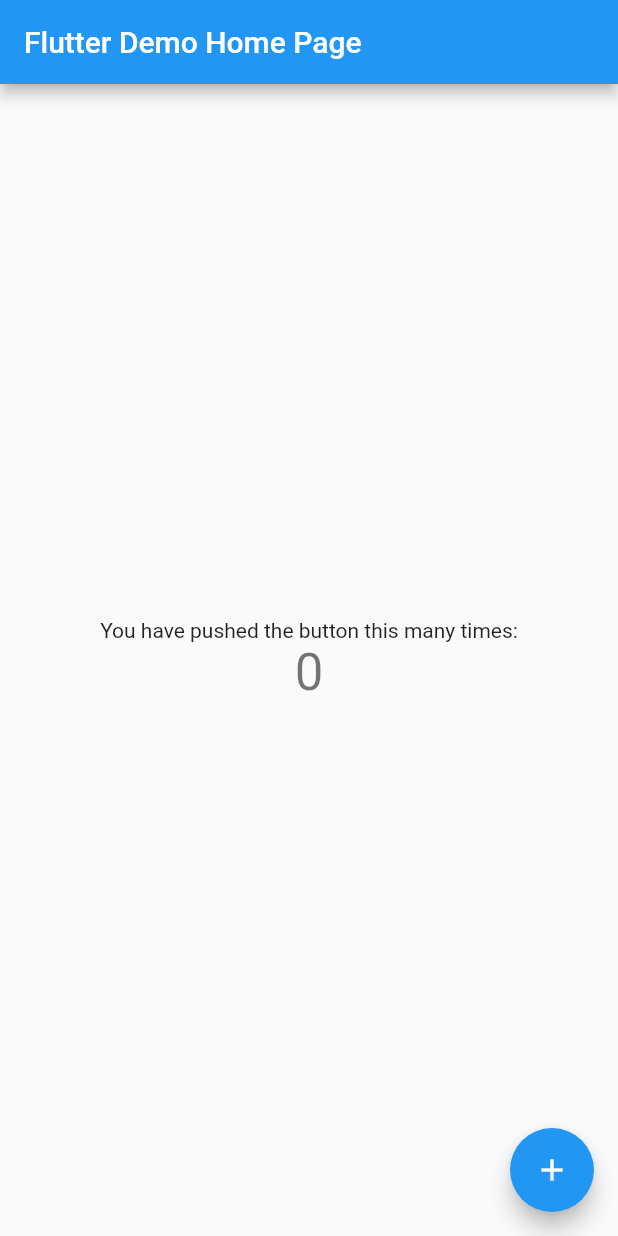
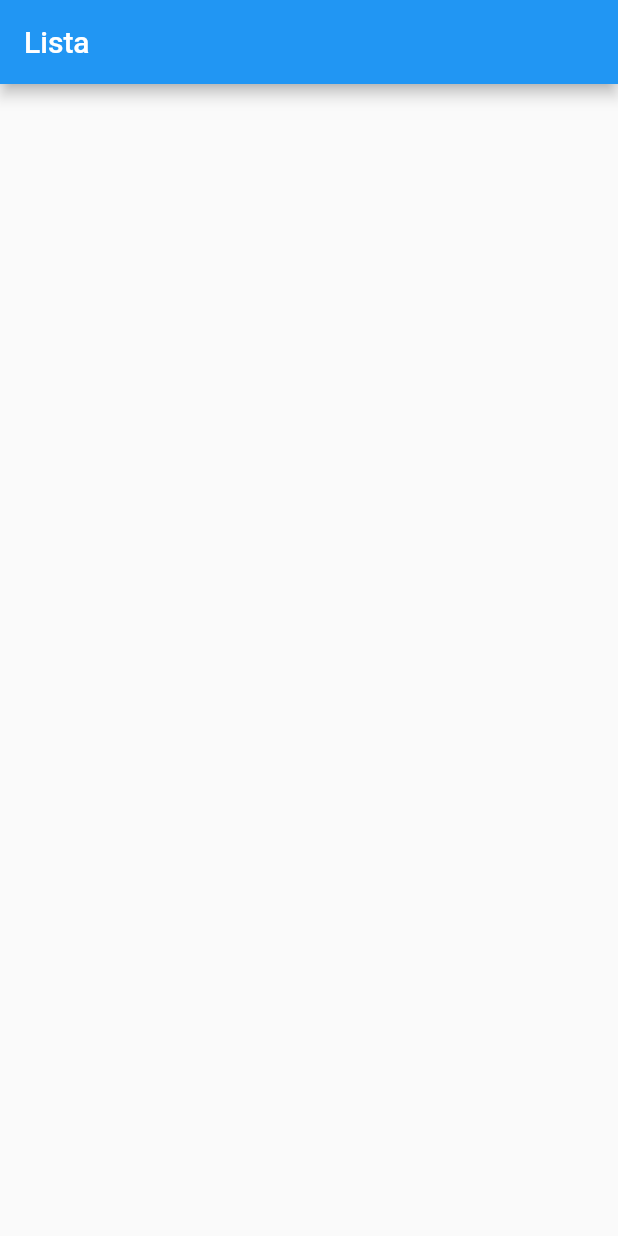
Before and after one commit to SSMWt2/TaskList, a Flutter app: the screen it shows after launch, on a phone screen of 412 x 824 dp. Run offline on Flutter 3.47's test engine with Material 2 defaults, Android fonts, the phone set to English and light mode, and no system bars.

Commit message:
Clean code

```diff
--- /dev/null
+++ b/lib/Features/MainPage/main_page.dart
@@ -0,0 +1,16 @@
+import 'package:flutter/material.dart';
+
+class MainPage extends StatelessWidget {
+  const MainPage({
+    Key? key,
+  }) : super(key: key);
+
+  @override
+  Widget build(BuildContext context) {
+    return Scaffold(
+      appBar: AppBar(
+        title: const Text('Lista'),
+      ),
+    );
+  }
+}
--- a/lib/main.dart
+++ b/lib/main.dart
@@ -1,4 +1,6 @@
 import 'package:flutter/material.dart';
+
+import 'Features/MainPage/main_page.dart';
 
 void main() {
   runApp(const MyApp());
@@ -7,109 +9,14 @@ void main() {
 class MyApp extends StatelessWidget {
   const MyApp({super.key});
 
-  // This widget is the root of your application.
   @override
   Widget build(BuildContext context) {
     return MaterialApp(
       title: 'Flutter Demo',
       theme: ThemeData(
-        // This is the theme of your application.
-        //
-        // Try running your application with "flutter run". You'll see the
-        // application has a blue toolbar. Then, without quitting the app, try
-        // changing the primarySwatch below to Colors.green and then invoke
-        // "hot reload" (press "r" in the console where you ran "flutter run",
-        // or simply save your changes to "hot reload" in a Flutter IDE).
-        // Notice that the counter didn't reset back to zero; the application
-        // is not restarted.
         primarySwatch: Colors.blue,
       ),
-      home: const MyHomePage(title: 'Flutter Demo Home Page'),
+      home: const MainPage(),
     );
   }
 }
-
-class MyHomePage extends StatefulWidget {
-  const MyHomePage({super.key, required this.title});
-
-  // This widget is the home page of your application. It is stateful, meaning
-  // that it has a State object (defined below) that contains fields that affect
-  // how it looks.
-
-  // This class is the configuration for the state. It holds the values (in this
-  // case the title) provided by the parent (in this case the App widget) and
-  // used by the build method of the State. Fields in a Widget subclass are
-  // always marked "final".
-
-  final String title;
-
-  @override
-  State<MyHomePage> createState() => _MyHomePageState();
-}
-
-class _MyHomePageState extends State<MyHomePage> {
-  int _counter = 0;
-
-  void _incrementCounter() {
-    setState(() {
-      // This call to setState tells the Flutter framework that something has
-      // changed in this State, which causes it to rerun the build method below
-      // so that the display can reflect the updated values. If we changed
-      // _counter without calling setState(), then the build method would not be
-      // called again, and so nothing would appear to happen.
-      _counter++;
-    });
-  }
-
-  @override
-  Widget build(BuildContext context) {
-    // This method is rerun every time setState is called, for instance as done
-    // by the _incrementCounter method above.
-    //
-    // The Flutter framework has been optimized to make rerunning build methods
-    // fast, so that you can just rebuild anything that needs updating rather
-    // than having to individually change instances of widgets.
-    return Scaffold(
-      appBar: AppBar(
-        // Here we take the value from the MyHomePage object that was created by
-        // the App.build method, and use it to set our appbar title.
-        title: Text(widget.title),
-      ),
-      body: Center(
-        // Center is a layout widget. It takes a single child and positions it
-        // in the middle of the parent.
-        child: Column(
-          // Column is also a layout widget. It takes a list of children and
-          // arranges them vertically. By default, it sizes itself to fit its
-          // children horizontally, and tries to be as tall as its parent.
-          //
-          // Invoke "debug painting" (press "p" in the console, choose the
-          // "Toggle Debug Paint" action from the Flutter Inspector in Android
-          // Studio, or the "Toggle Debug Paint" command in Visual Studio Code)
-          // to see the wireframe for each widget.
-          //
-          // Column has various properties to control how it sizes itself and
-          // how it positions its children. Here we use mainAxisAlignment to
-          // center the children vertically; the main axis here is the vertical
-          // axis because Columns are vertical (the cross axis would be
-          // horizontal).
-          mainAxisAlignment: MainAxisAlignment.center,
-          children: <Widget>[
-            const Text(
-              'You have pushed the button this many times:',
-            ),
-            Text(
-              '$_counter',
-              style: Theme.of(context).textTheme.headline4,
-            ),
-          ],
-        ),
-      ),
-      floatingActionButton: FloatingActionButton(
-        onPressed: _incrementCounter,
-        tooltip: 'Increment',
-        child: const Icon(Icons.add),
-      ), // This trailing comma makes auto-formatting nicer for build methods.
-    );
-  }
-}
```
